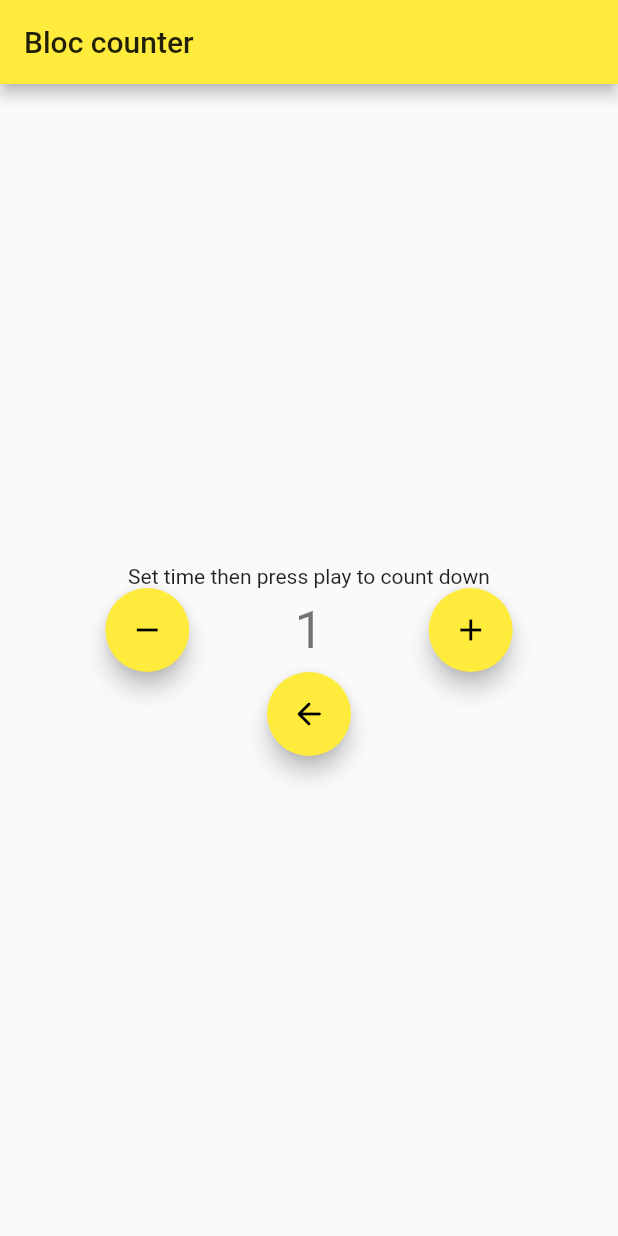
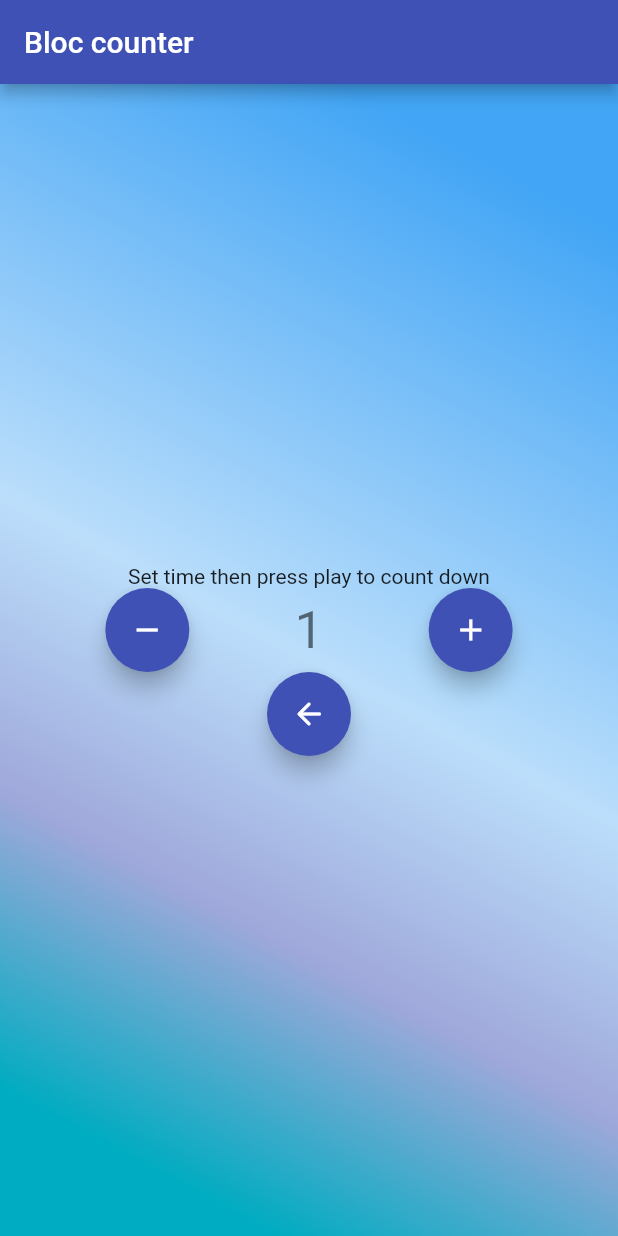
Before and after one commit to kkonat/flutter-bloc-timer, a Flutter app: the screen it shows after launch, on a phone screen of 412 x 824 dp. Run offline on Flutter 3.47's test engine with Material 2 defaults, Android fonts, the phone set to English and light mode, and no system bars; our stand-ins replace bloc, flutter_bloc; missing offline and left inert: flutter_ringtone_player.

```diff
--- a/lib/main.dart
+++ b/lib/main.dart
@@ -16,7 +16,7 @@ class MyApp extends StatelessWidget {
       child: MaterialApp(
         title: 'Bloc counter',
         theme: ThemeData(
-          primarySwatch: Colors.yellow,
+          primarySwatch: Colors.indigo,
         ),
         home: MyHomePage(title: 'Bloc counter'),
       ),
@@ -33,14 +33,32 @@ class MyHomePage extends StatefulWidget {
   _MyHomePageState createState() => _MyHomePageState();
 }
 
-class _MyHomePageState extends State<MyHomePage> {
+class _MyHomePageState extends State<MyHomePage> with TickerProviderStateMixin {
   @override
   Widget build(BuildContext context) {
     return Scaffold(
       appBar: AppBar(
         title: Text(widget.title),
       ),
-      body: BlocListener<CounterCubit, CounterState>(
+      body: Container(
+        decoration: BoxDecoration(
+          // Box decoration takes a gradient
+          gradient: LinearGradient(
+            // Where the linear gradient begins and ends
+            begin: Alignment.topRight,
+            end: Alignment.bottomLeft,
+            // Add one stop for each color. Stops should increase from 0 to 1
+            stops: [0.1, 0.5, 0.7, 0.9],
+            colors: [
+              // Colors are easy thanks to Flutter's Colors class.
+              Color(0xFF42A5F5),
+              Color(0xFFBBDEFB),
+              Color(0xFF9FA8DA),
+              Color(0xFF00ACC1),
+            ],
+          ),
+        ),
+        child: BlocListener<CounterCubit, CounterState>(
           listener: (context, state) {
             if (state.counterValue == 0) {
               FlutterRingtonePlayer.playNotification();
@@ -92,6 +110,7 @@ class _MyHomePageState extends State<MyHomePage> {
             ),
           ),
         ),
+      ),
     );
   }
 }
--- a/pubspec.yaml
+++ b/pubspec.yaml
@@ -32,6 +32,9 @@ dependencies:
   meta: ^1.3.0
   flutter_bloc: ^7.0.1
   flutter_ringtone_player: ^3.0.0
+  simple_animations: ^3.1.1
+  supercharged: ^2.0.0
+  animated_background: ^2.0.0
 
 dev_dependencies:
   flutter_test:
```
Lines whose indentation alone changed are shown as unchanged.
